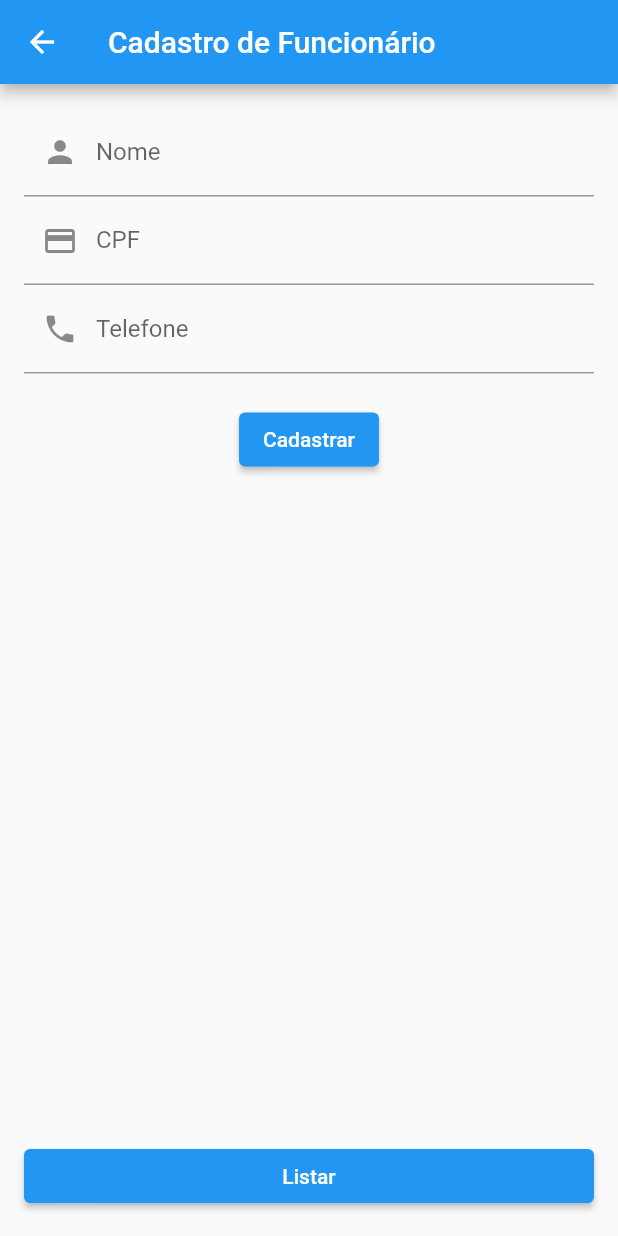
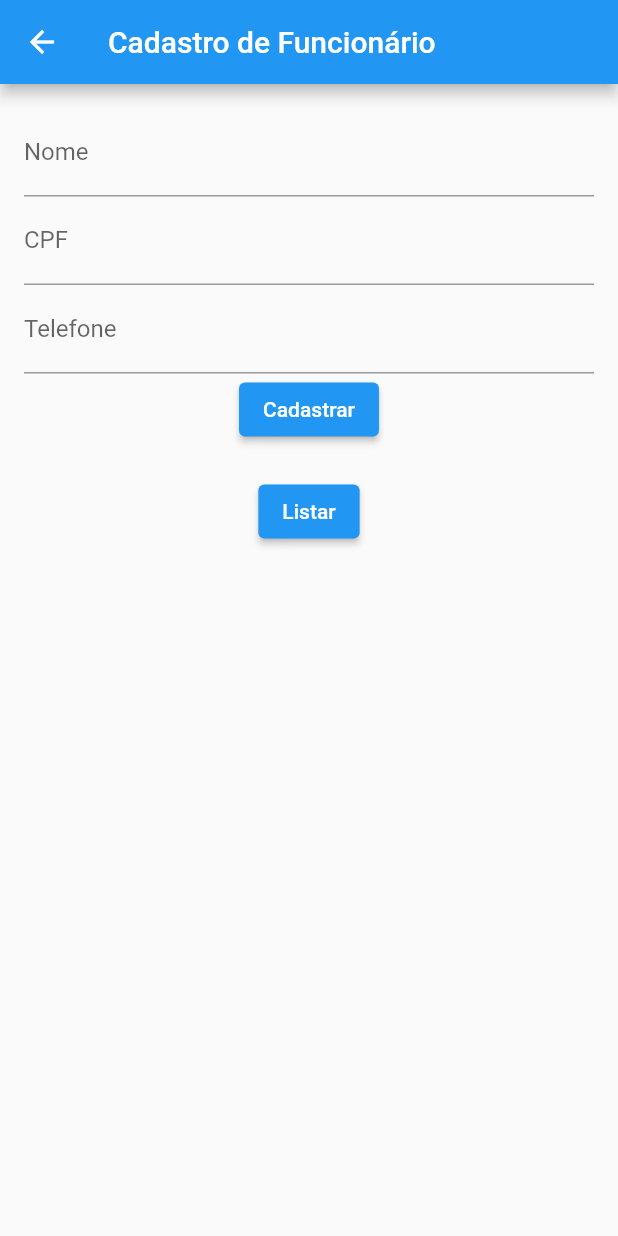
Before and after one commit to EduardoAlmeidaBR03/primeiro_app_Teste, a Flutter app: the CadastroFuncionario screen opened directly, on a phone screen of 412 x 824 dp. Run offline on Flutter 3.47's test engine with Material 2 defaults, Android fonts, the phone set to English and light mode, and no system bars.

Commit message:
versao com model atualizado

```diff
--- a/lib/funcionario.dart
+++ b/lib/funcionario.dart
@@ -78,42 +78,28 @@ class _CadastroFuncionarioState extends State<CadastroFuncionario> {
               controller: nomeController,
               decoration: InputDecoration(
                 labelText: 'Nome',
-                prefixIcon: Icon(Icons.person), // Ícone para o campo de nome
               ),
             ),
             TextField(
               controller: cpfController,
               decoration: InputDecoration(
                 labelText: 'CPF',
-                prefixIcon: Icon(Icons.credit_card), // Ícone para o campo de CPF
               ),
             ),
             TextField(
               controller: telefoneController,
               decoration: InputDecoration(
                 labelText: 'Telefone',
-                prefixIcon: Icon(Icons.phone), // Ícone para o campo de telefone
               ),
             ),
-            Padding(
-              padding: EdgeInsets.only(top: 20.0),
-              child: ElevatedButton(
-                onPressed: cadastrarFuncionario,
-                child: Text('Cadastrar'),
-              ),
+            ElevatedButton(
+              onPressed: cadastrarFuncionario,
+              child: Text('Cadastrar'),
             ),
             SizedBox(height: 20),
-            Expanded(
-              child: Align(
-                alignment: Alignment.bottomCenter,
-                child: SizedBox(
-                  width: double.infinity,
-                  child: ElevatedButton(
-                    onPressed: listarFuncionarios,
-                    child: Text('Listar'),
-                  ),
-                ),
-              ),
+            ElevatedButton(
+              onPressed: listarFuncionarios,
+              child: Text('Listar'),
             ),
           ],
         ),
```
Also changed, not shown: lib/cadastro_tipo_servico.dart (+5 -7 lines).
